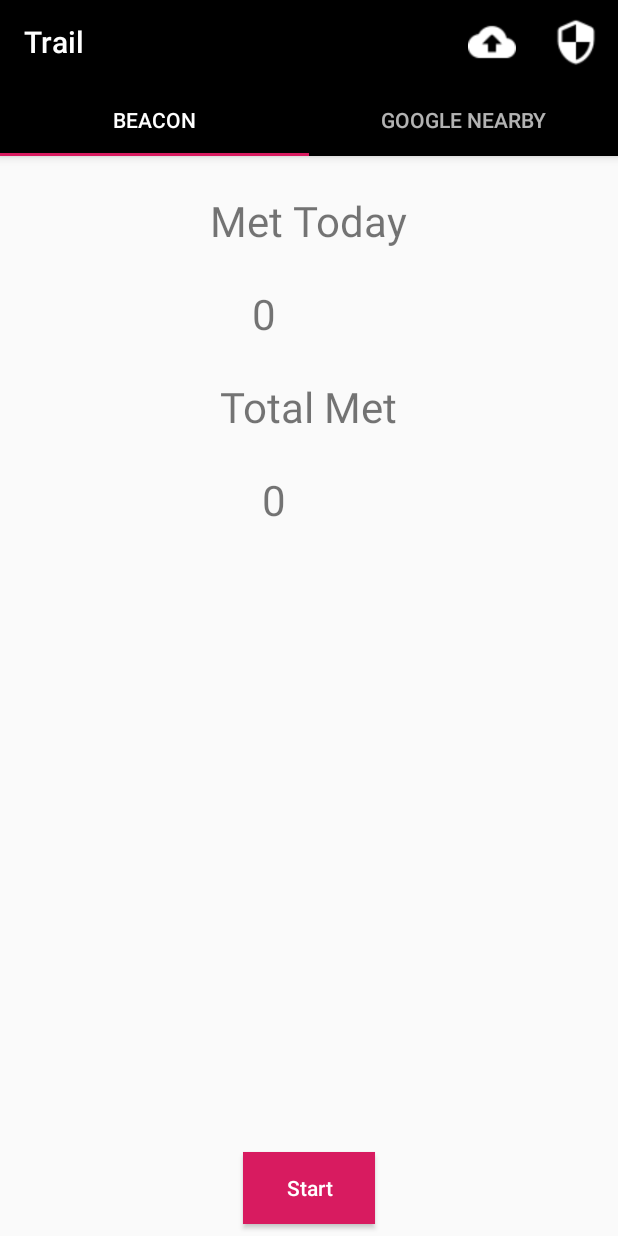
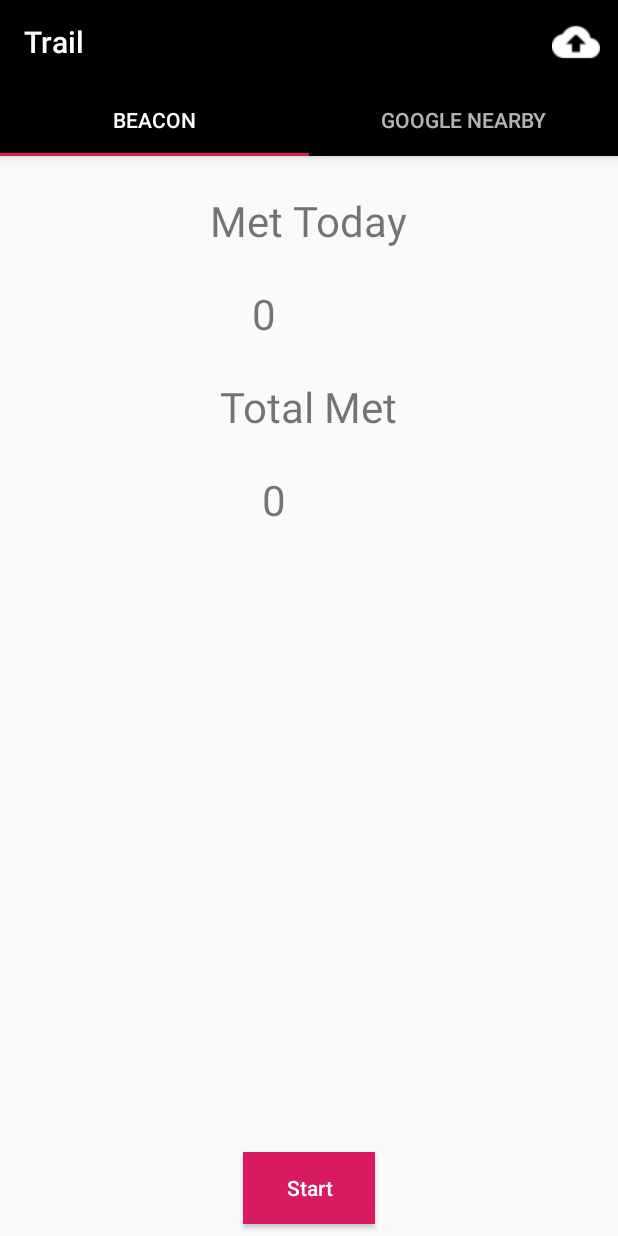
Before and after one commit to ChiragAwale/Trail, an Android app: the screen it shows after launch (MainActivity), after a tap on "Upload", on a phone screen of 412 x 824 dp. Run offline under Robolectric (Android 15) with nearby library versions, the phone set to English and light mode, and no system bars; libraries missing offline, so code that uses them is left out: com.daimajia.androidanimations, io.realm; 14 statements that could not run were skipped.

Commit message:
Clean up

```diff
--- a/Trail/app/src/main/java/com/chiragawale/trail/MainActivity.java
+++ b/Trail/app/src/main/java/com/chiragawale/trail/MainActivity.java
@@ -133,10 +133,6 @@ public class MainActivity extends BaseActivity {
     public boolean onOptionsItemSelected(MenuItem item) {
         // Handle item selection
         switch (item.getItemId()) {
-            case R.id.m_admin_view:
-                Intent intent = new Intent(this, AdminView.class);
-                startActivity(intent);
-                return true;
             case R.id.m_upload_data:
                 uploadToServer();
                 return true;
--- a/Trail/app/src/main/java/com/chiragawale/trail/worker/NotificationWorker.java
+++ b/Trail/app/src/main/java/com/chiragawale/trail/worker/NotificationWorker.java
@@ -137,7 +137,7 @@ public class NotificationWorker extends Worker implements BeaconConsumer {
                 .build();
         // Change the layout below for other beacon types
         BeaconParser beaconParser = new BeaconParser()
-                .setBeaconLayout("s:0-1=fd6f,p:0-0:-63,i:2-17");
+                .setBeaconLayout("m:2-3=beac,i:4-19,i:20-21,i:22-23,p:24-24,d:25-25");
         beaconTransmitter = new BeaconTransmitter(getApplicationContext(), beaconParser);
         beaconTransmitter.startAdvertising(beacon, new AdvertiseCallback() {
 
--- a/Trail/app/src/main/res/menu/activity_main_menu.xml
+++ b/Trail/app/src/main/res/menu/activity_main_menu.xml
@@ -6,10 +6,5 @@
         android:icon="@drawable/ic_upload"
         android:title="Upload"
         app:showAsAction="always" />
-    <item
-        android:id="@+id/m_admin_view"
-        android:icon="@drawable/menu_icon"
-        android:title="Admin View"
-        app:showAsAction="always" />
 
 </menu>
```
